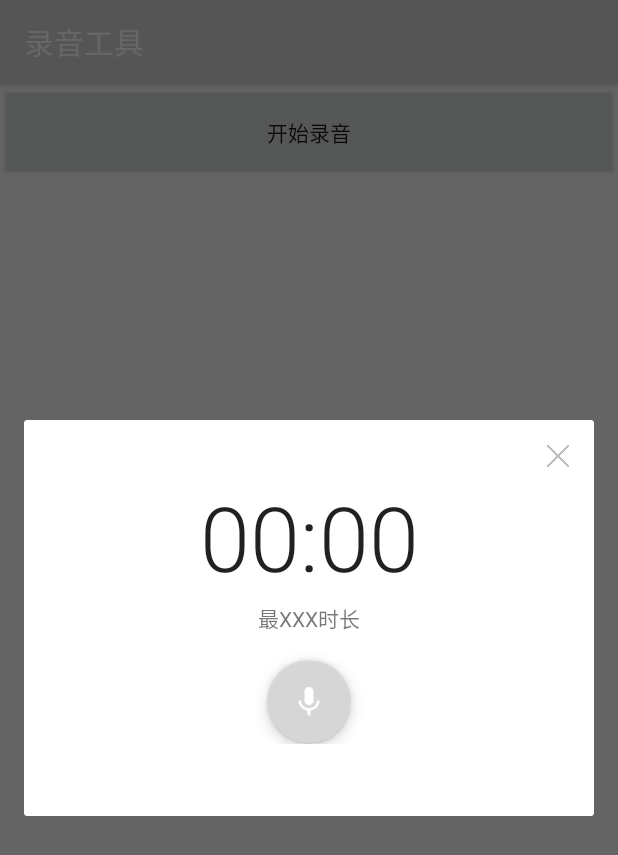
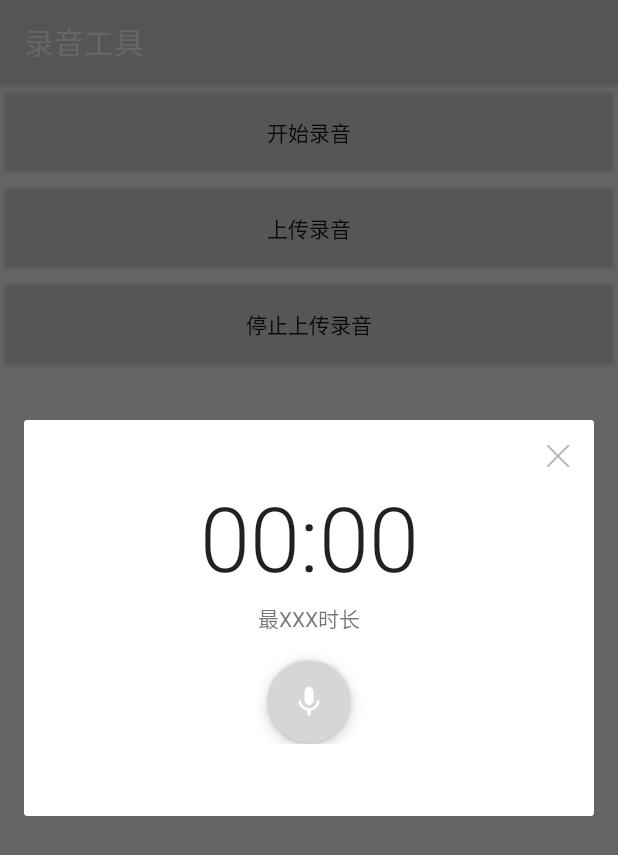
Before and after one commit to 568/xsproject, an Android app: the screen it shows after launch (MainActivity), after a tap on "开始录音", on a phone screen of 412 x 824 dp. Shown: the top 855 px of the screen. Run offline under Robolectric (Android 15) with nearby library versions, the phone set to English and light mode, and no system bars; libraries missing offline, so code that uses them is left out: com.lzy.okgo, com.melnykov.fab; plain views replace FloatingActionButton; 11 statements that could not run were skipped.

Commit message:
上传文件

```diff
--- a/SoundRecorderUtils-master/app/src/main/java/com/sid/soundrecorderutils/MainActivity.java
+++ b/SoundRecorderUtils-master/app/src/main/java/com/sid/soundrecorderutils/MainActivity.java
@@ -1,21 +1,26 @@
 package com.sid.soundrecorderutils;
 
+import android.app.ActivityManager;
+import android.content.Context;
+import android.content.Intent;
 import android.content.SharedPreferences;
 import android.support.v7.app.AppCompatActivity;
 import android.os.Bundle;
+import android.util.Log;
 import android.view.View;
 import android.widget.Button;
 
 import com.sid.soundrecorderutils.help.ScreenBroadcastListener;
 import com.sid.soundrecorderutils.help.ScreenManager;
+import com.sid.soundrecorderutils.network.APIForegroundService;
+
+import java.util.List;
 
 /**
  * Created by lv on 2019/09/26.
- * */
-public class MainActivity extends AppCompatActivity {
+ */
+public class MainActivity extends AppCompatActivity implements View.OnClickListener {
 
-    private Button mBtnRecordAudio;
-    private Button mBtnPlayAudio;
 
     @Override
     protected void onCreate(Bundle savedInstanceState) {
@@ -35,9 +40,18 @@ public class MainActivity extends AppCompatActivity {
             }
         });
         initView();
-        mBtnRecordAudio.setOnClickListener(new View.OnClickListener() {
+    }
+
+    private void initView() {
+        findViewById(R.id.main_btn_record_sound).setOnClickListener(this);
+        findViewById(R.id.main_btn_play_sound).setOnClickListener(this);
+        findViewById(R.id.main_btn_stop_service).setOnClickListener(this);
+    }
+
     @Override
-            public void onClick(View v) {
+    public void onClick(View view) {
+        final int id = view.getId();
+        if (id == R.id.main_btn_record_sound) {
             final RecordAudioDialogFragment fragment = RecordAudioDialogFragment.newInstance();
             fragment.show(getSupportFragmentManager(), RecordAudioDialogFragment.class.getSimpleName());
             fragment.setOnCancelListener(new RecordAudioDialogFragment.OnAudioCancelListener() {
@@ -46,12 +60,19 @@ public class MainActivity extends AppCompatActivity {
                     fragment.dismiss();
                 }
             });
+        } else if (id == R.id.main_btn_play_sound) {
+            Intent intent2 = new Intent(this, APIForegroundService.class);
+            intent2.putExtra("flags", "233333");
+            startService(intent2);
+        } else if (id == R.id.main_btn_stop_service) {
+            Intent intent2 = new Intent(this, APIForegroundService.class);
+            stopService(intent2);
+            boolean result = isServiceRunning(this,"com.sid.soundrecorderutils.network.APIForegroundService");
+            Log.e("sr_up","result:"+result);
         }
-        });
+    }
 
-        mBtnPlayAudio.setOnClickListener(new View.OnClickListener() {
-            @Override
-            public void onClick(View v) {
+    private void testPlaySound() {
         RecordingItem recordingItem = new RecordingItem();
         SharedPreferences sharePreferences = getSharedPreferences("sp_name_audio", MODE_PRIVATE);
         final String filePath = sharePreferences.getString("audio_path", "");
@@ -61,11 +82,22 @@ public class MainActivity extends AppCompatActivity {
         PlaybackDialogFragment fragmentPlay = PlaybackDialogFragment.newInstance(recordingItem);
         fragmentPlay.show(getSupportFragmentManager(), PlaybackDialogFragment.class.getSimpleName());
     }
-        });
-    }
 
-    private void initView() {
-        mBtnRecordAudio = (Button)findViewById(R.id.main_btn_record_sound);
-        mBtnPlayAudio = (Button) findViewById(R.id.main_btn_play_sound);
+    /**
+     * 校验某个服务是否还存在
+     */
+    public boolean isServiceRunning(Context context, String serviceName) {
+        // 校验服务是否还存在
+        ActivityManager am = (ActivityManager) context
+                .getSystemService(Context.ACTIVITY_SERVICE);
+        List<ActivityManager.RunningServiceInfo> services = am.getRunningServices(100);
+        for (ActivityManager.RunningServiceInfo info : services) {
+            // 得到所有正在运行的服务的名称
+            String name = info.service.getClassName();
+            if (serviceName.equals(name)) {
+                return true;
             }
         }
+        return false;
+    }
+}
--- a/SoundRecorderUtils-master/app/src/main/java/com/sid/soundrecorderutils/RecordingService.java
+++ b/SoundRecorderUtils-master/app/src/main/java/com/sid/soundrecorderutils/RecordingService.java
@@ -94,8 +94,7 @@ public class RecordingService extends Service implements MediaRecorder.OnInfoLis
         String todayDate = sdf.format(new Date());
         do {
             count++;
-            mFileName = getString(R.string.default_file_name)
-                    + "_" + (System.currentTimeMillis()) + ".mp4";
+            mFileName =  (System.currentTimeMillis()) + ".mp4";
             mFilePath = Environment.getExternalStorageDirectory().getAbsolutePath();
             mFilePath += "/SoundRecorder/" +todayDate+"/"+ mFileName;
 //            mFilePath += "/SoundRecorder/" + mFileName;
--- a/SoundRecorderUtils-master/app/src/main/java/com/sid/soundrecorderutils/help/ScreenBroadcastListener.java
+++ b/SoundRecorderUtils-master/app/src/main/java/com/sid/soundrecorderutils/help/ScreenBroadcastListener.java
@@ -32,6 +32,10 @@ public class ScreenBroadcastListener {
      * screen状态广播接收者
      */
     public class ScreenBroadcastReceiver extends BroadcastReceiver {
+
+        public ScreenBroadcastReceiver() {
+        }
+
         private String action = null;
 
         @Override
--- a/SoundRecorderUtils-master/app/src/main/res/layout/activity_main.xml
+++ b/SoundRecorderUtils-master/app/src/main/res/layout/activity_main.xml
@@ -16,7 +16,12 @@
         android:id="@+id/main_btn_play_sound"
         android:layout_width="match_parent"
         android:layout_height="64dp"
-        android:text="播放录音"
-        android:visibility="gone" />
-
+        android:text="上传录音"
+        android:visibility="visible" />
+    <Button
+        android:id="@+id/main_btn_stop_service"
+        android:layout_width="match_parent"
+        android:layout_height="64dp"
+        android:text="停止上传录音"
+        android:visibility="visible" />
 </LinearLayout>
```
Also changed, not shown: SoundRecorderUtils-master/app/src/main/AndroidManifest.xml (+5 -3 lines), SoundRecorderUtils-master/app/src/main/java/com/sid/soundrecorderutils/network/APIForegroundService.java (+61 -9 lines). Lines whose indentation alone changed are shown as unchanged.
